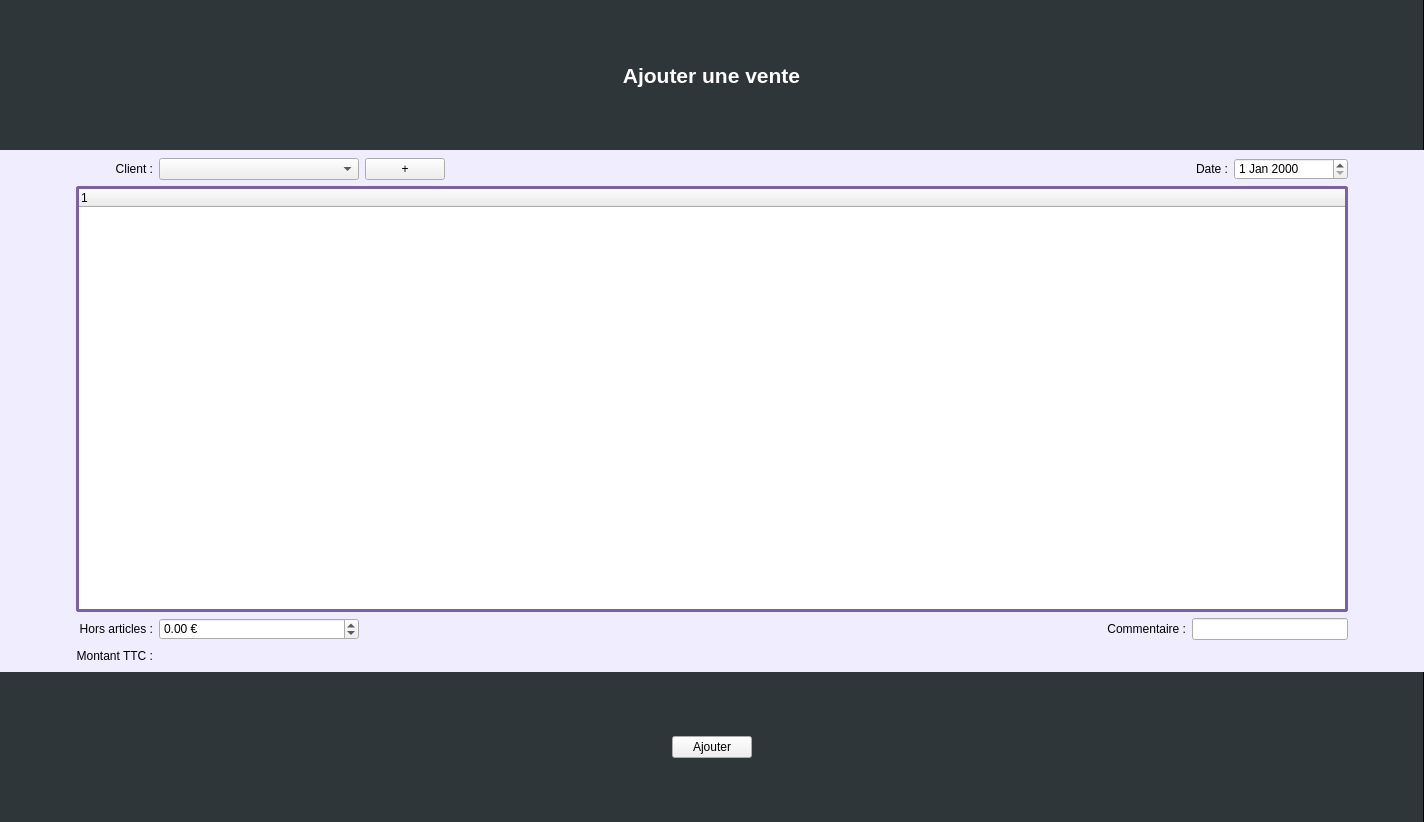
Old version of the form add_sell.ui in the repository torway/LetsStock.
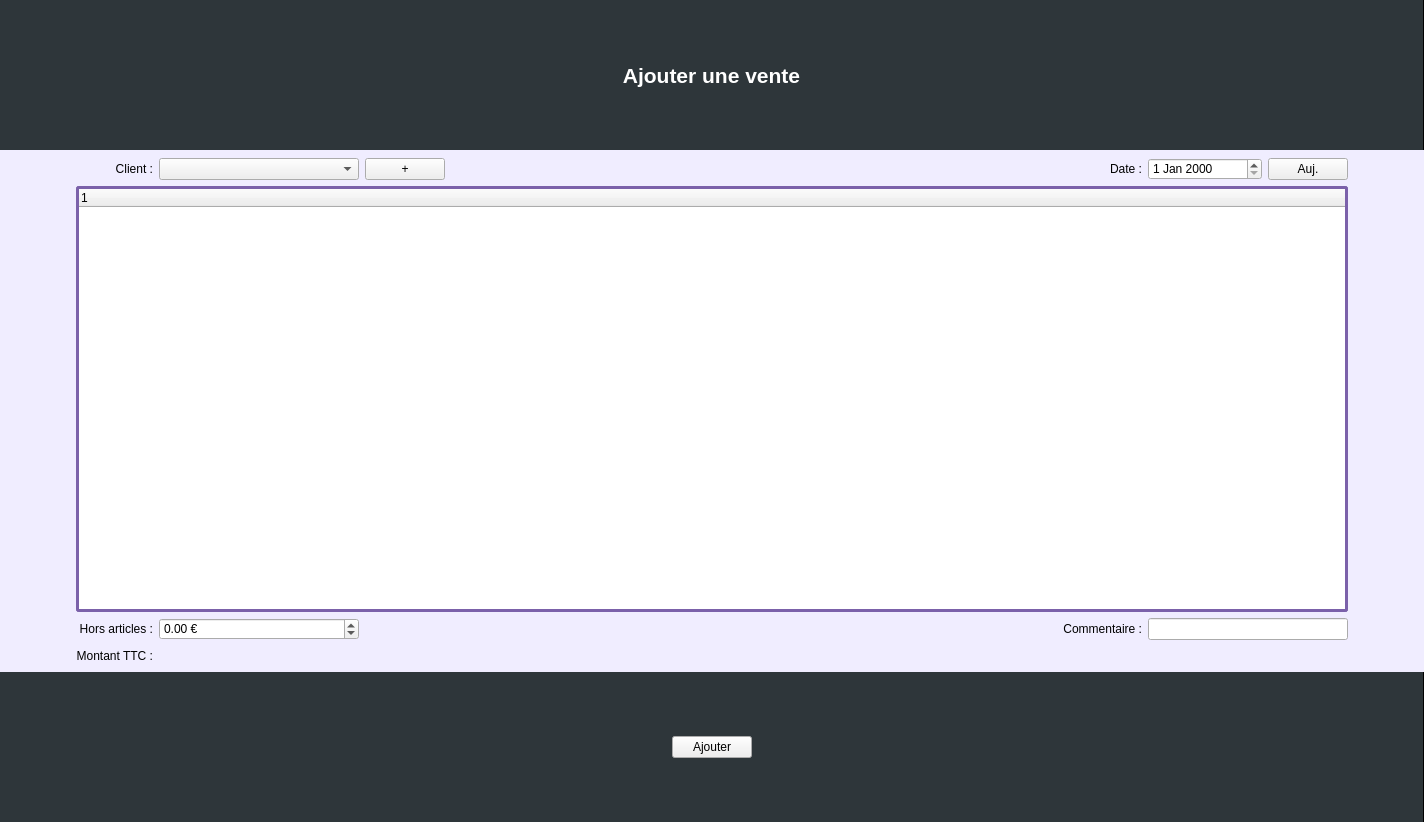
New version of the form.

```diff
--- a/add_sell.ui
+++ b/add_sell.ui
@@ -84,19 +84,6 @@
      </property>
     </widget>
    </item>
-   <item row="2" column="20">
-    <widget class="QLabel" name="label_2">
-     <property name="styleSheet">
-      <string notr="true">color:rgb(0,0,0);</string>
-     </property>
-     <property name="text">
-      <string>Date :</string>
-     </property>
-     <property name="alignment">
-      <set>Qt::AlignRight|Qt::AlignTrailing|Qt::AlignVCenter</set>
-     </property>
-    </widget>
-   </item>
    <item row="3" column="1" rowspan="2" colspan="21">
     <widget class="QTreeWidget" name="treeWidget">
      <property name="minimumSize">
@@ -212,16 +199,6 @@
      </property>
     </spacer>
    </item>
-   <item row="2" column="21">
-    <widget class="QDateEdit" name="dateEdit">
-     <property name="minimumSize">
-      <size>
-       <width>114</width>
-       <height>0</height>
-      </size>
-     </property>
-    </widget>
-   </item>
    <item row="2" column="4">
     <widget class="QPushButton" name="pushButton_addClient">
      <property name="text">
@@ -397,6 +374,36 @@
    <item row="5" column="20" colspan="2">
     <widget class="QLineEdit" name="lineEdit_commentaire"/>
    </item>
+   <item row="2" column="19">
+    <widget class="QLabel" name="label_2">
+     <property name="styleSheet">
+      <string notr="true">color:rgb(0,0,0);</string>
+     </property>
+     <property name="text">
+      <string>Date :</string>
+     </property>
+     <property name="alignment">
+      <set>Qt::AlignRight|Qt::AlignTrailing|Qt::AlignVCenter</set>
+     </property>
+    </widget>
+   </item>
+   <item row="2" column="20">
+    <widget class="QDateEdit" name="dateEdit">
+     <property name="minimumSize">
+      <size>
+       <width>114</width>
+       <height>0</height>
+      </size>
+     </property>
+    </widget>
+   </item>
+   <item row="2" column="21">
+    <widget class="QPushButton" name="pushButton">
+     <property name="text">
+      <string>Auj.</string>
+     </property>
+    </widget>
+   </item>
   </layout>
  </widget>
  <resources/>
```
